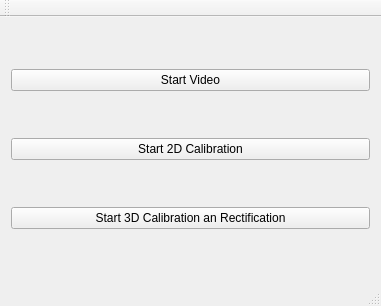
First picture: the form in TemplateCalibration/camcalib.ui, repository FNicolai/3D-BV, before the edit.
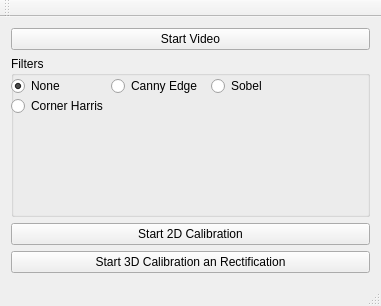
Second picture: the form after the edit.

Commit message: camcalib: add filter radiobuttons

```diff
--- a/TemplateCalibration/camcalib.ui
+++ b/TemplateCalibration/camcalib.ui
@@ -24,6 +24,68 @@
         </property>
        </widget>
       </item>
+      <item>
+       <widget class="QGroupBox" name="groupbox_filter">
+        <property name="title">
+         <string>Filters</string>
+        </property>
+        <widget class="QRadioButton" name="radio_none">
+         <property name="geometry">
+          <rect>
+           <x>0</x>
+           <y>20</y>
+           <width>102</width>
+           <height>20</height>
+          </rect>
+         </property>
+         <property name="text">
+          <string>None</string>
+         </property>
+         <property name="checked">
+          <bool>true</bool>
+         </property>
+        </widget>
+        <widget class="QRadioButton" name="radio_canny">
+         <property name="geometry">
+          <rect>
+           <x>100</x>
+           <y>20</y>
+           <width>102</width>
+           <height>20</height>
+          </rect>
+         </property>
+         <property name="text">
+          <string>Canny Edge</string>
+         </property>
+        </widget>
+        <widget class="QRadioButton" name="radio_sobel">
+         <property name="geometry">
+          <rect>
+           <x>200</x>
+           <y>20</y>
+           <width>102</width>
+           <height>20</height>
+          </rect>
+         </property>
+         <property name="text">
+          <string>Sobel</string>
+         </property>
+        </widget>
+        <widget class="QRadioButton" name="radio_corner_harris">
+         <property name="geometry">
+          <rect>
+           <x>0</x>
+           <y>40</y>
+           <width>102</width>
+           <height>20</height>
+          </rect>
+         </property>
+         <property name="text">
+          <string>Corner Harris</string>
+         </property>
+        </widget>
+       </widget>
+      </item>
       <item>
        <widget class="QPushButton" name="start2DButton">
         <property name="text">
```
Left out of the diff: 2 changed lines with no effect on the pictures.
